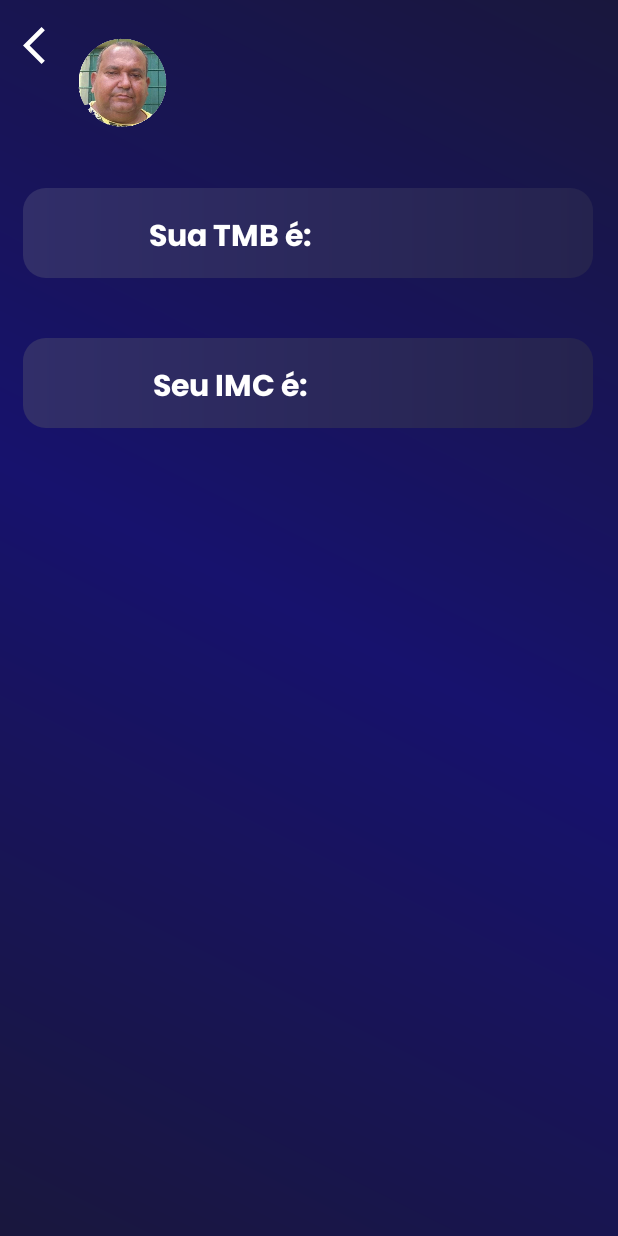
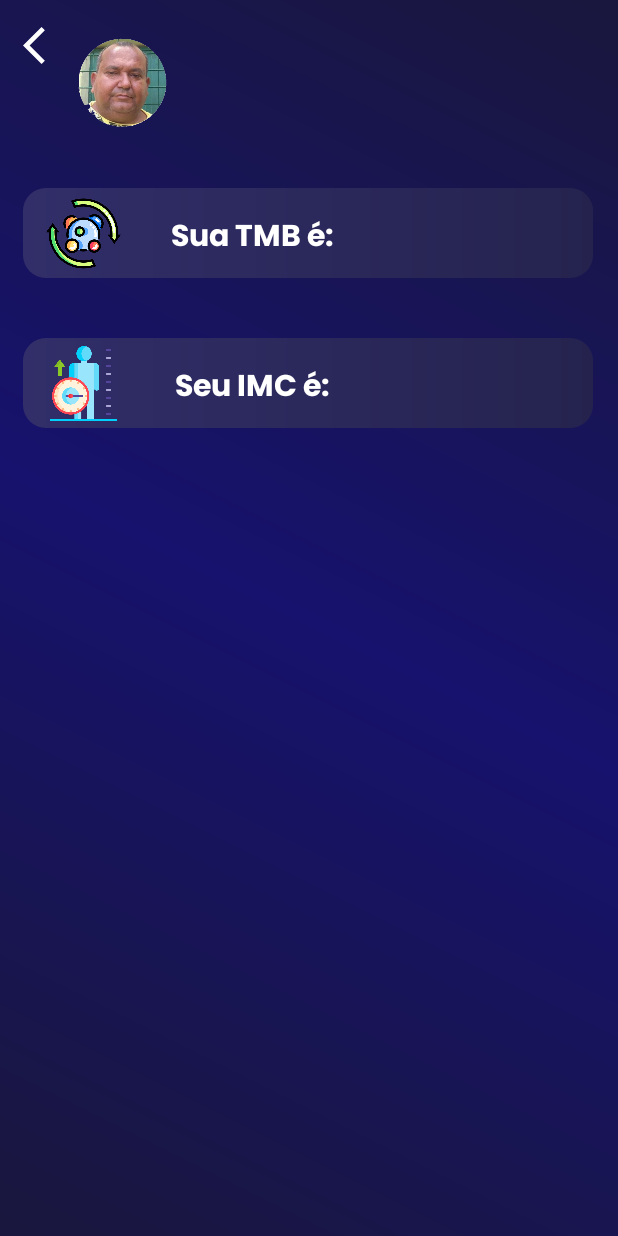
Before and after one commit to Tiag0Sants/Smart-Banha, an Android app: the MainActivity screen opened directly, with no data from a screen before it, on a phone screen of 412 x 824 dp. Run offline under Robolectric (Android 15) with nearby library versions, the phone set to English and light mode, and no system bars; our stand-ins replace Firebase (no records; nobody signed in at launch, a user with empty details on screens opened directly).

```diff
--- a/app/src/main/res/layout/activity_main.xml
+++ b/app/src/main/res/layout/activity_main.xml
@@ -46,7 +46,18 @@
         android:layout_marginLeft="15dp"
         style="@style/button_opcoes"
         app:layout_constraintStart_toStartOf="parent"
-        app:layout_constraintTop_toBottomOf="@+id/imagem_perfil" />
+        app:layout_constraintTop_toBottomOf="@+id/imagem_perfil"
+        />
+    <ImageView
+        android:layout_width="50dp"
+        android:layout_height="50dp"
+        android:src="@drawable/tmb"
+        app:layout_constraintTop_toTopOf="@+id/tmb"
+        app:layout_constraintStart_toStartOf="@+id/tmb"
+        app:layout_constraintEnd_toEndOf="@+id/tmb"
+        android:layout_marginLeft="-300dp"
+        android:layout_marginTop="5dp"/>
+
 
     <TextView
         android:id="@+id/textViewTMB"
@@ -60,7 +71,7 @@
         app:layout_constraintStart_toStartOf="@+id/tmb"
         app:layout_constraintEnd_toEndOf="@+id/tmb"
         android:layout_marginTop="16dp"
-        android:layout_marginLeft="-100dp" />
+        android:layout_marginLeft="-70dp" />
 
     <View
         android:layout_width="380dp"
@@ -70,6 +81,16 @@
         style="@style/button_opcoes"
         app:layout_constraintStart_toStartOf="parent"
         app:layout_constraintTop_toBottomOf="@+id/tmb" />
+
+    <ImageView
+        android:layout_width="50dp"
+        android:layout_height="50dp"
+        android:src="@drawable/imc"
+        app:layout_constraintTop_toTopOf="@+id/imc"
+        app:layout_constraintStart_toStartOf="@+id/imc"
+        app:layout_constraintEnd_toEndOf="@+id/imc"
+        android:layout_marginLeft="-300dp"
+        android:layout_marginTop="5dp"/>
 
     <TextView
         android:id="@+id/textViewIMC"
@@ -83,5 +104,5 @@
         app:layout_constraintStart_toStartOf="@+id/imc"
         app:layout_constraintEnd_toEndOf="@+id/imc"
         android:layout_marginTop="16dp"
-        android:layout_marginLeft="-100dp" />
+        android:layout_marginLeft="-70dp" />
 </androidx.constraintlayout.widget.ConstraintLayout>
```
Also changed, not shown: app/src/main/res/drawable/imc.png (added), app/src/main/res/drawable/tmb.png (added).
